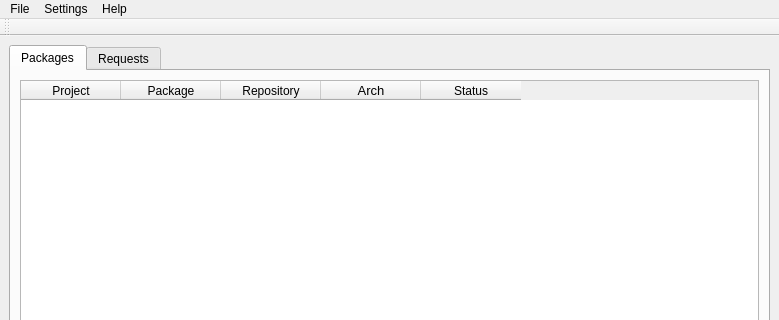
Old version of the form mainwindow.ui in the repository javierllorente/qactus; both pictures show x 0 to 779 and y 0 to 320 of the 779 by 520 pixel window.
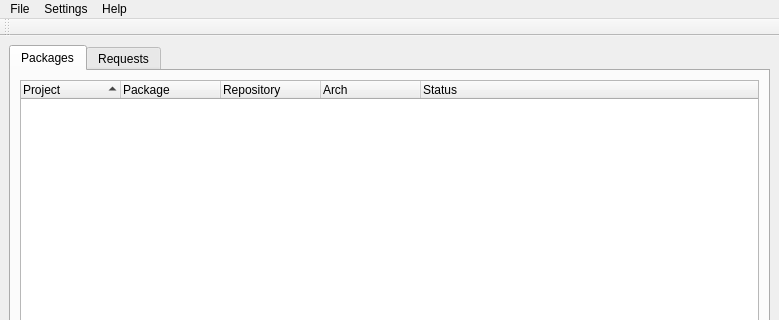
New version of the form. Icons and pictures are not drawn.

Commit message: convert packages table into tree

The edit to the form file:
```diff
--- a/mainwindow.ui
+++ b/mainwindow.ui
@@ -30,7 +30,7 @@
        </attribute>
        <layout class="QGridLayout" name="gridLayout_tabPackages">
         <item row="0" column="0">
-         <widget class="QTableWidget" name="table">
+         <widget class="QTreeWidget" name="treePackages">
           <property name="sizePolicy">
            <sizepolicy hsizetype="Preferred" vsizetype="Preferred">
             <horstretch>0</horstretch>
@@ -40,18 +40,21 @@
           <property name="frameShadow">
            <enum>QFrame::Sunken</enum>
           </property>
+          <property name="alternatingRowColors">
+           <bool>true</bool>
+          </property>
           <property name="selectionMode">
            <enum>QAbstractItemView::SingleSelection</enum>
           </property>
           <property name="selectionBehavior">
            <enum>QAbstractItemView::SelectRows</enum>
           </property>
-          <property name="sortingEnabled">
-           <bool>true</bool>
-          </property>
-          <attribute name="verticalHeaderVisible">
+          <property name="rootIsDecorated">
            <bool>false</bool>
-          </attribute>
+          </property>
+          <property name="sortingEnabled">
+           <bool>true</bool>
+          </property>
           <column>
            <property name="text">
             <string>Project</string>
@@ -71,11 +74,6 @@
            <property name="text">
             <string>Arch</string>
            </property>
-           <property name="font">
-            <font>
-             <pointsize>10</pointsize>
-            </font>
-           </property>
           </column>
           <column>
            <property name="text">
```
The commit also changes 2 other files.
